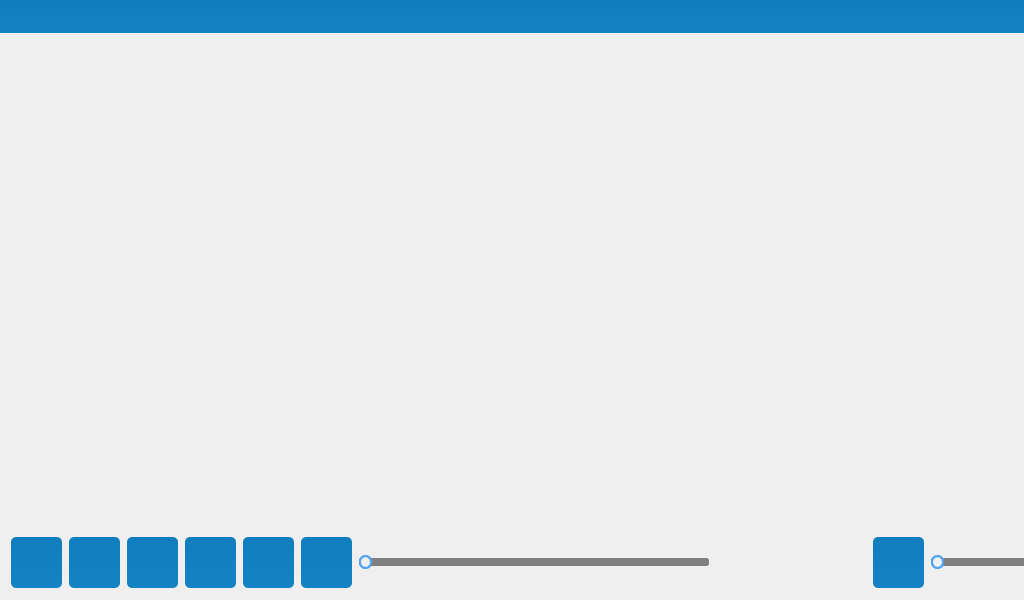
Before: the Qt Designer form video_player.ui in jjzhang166/DvrUI, drawn with Qt 5.
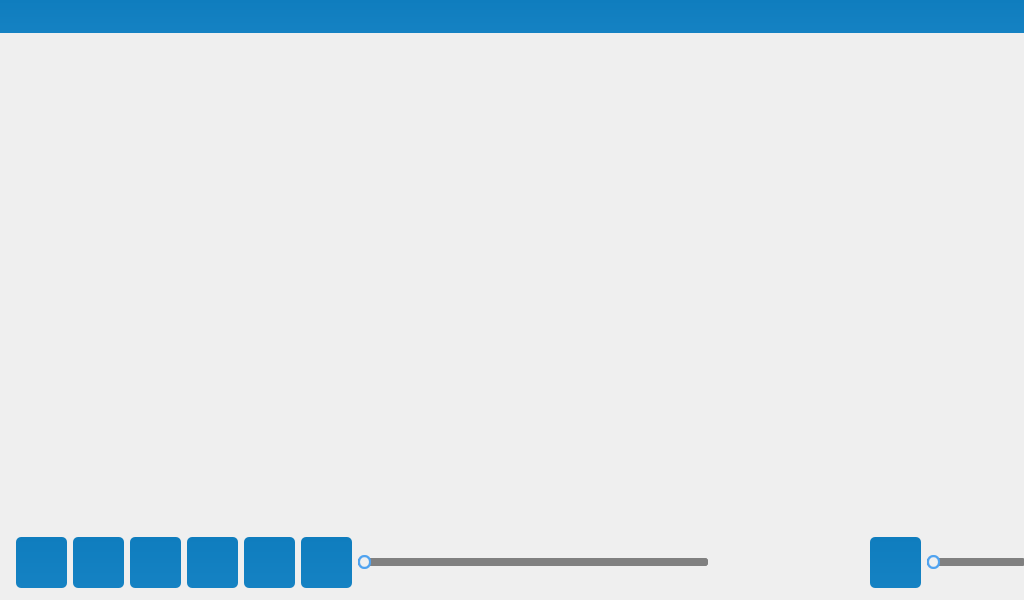
After: the same form once the commit is applied. Icons and pictures are not drawn.

```diff
--- a/video_player.ui
+++ b/video_player.ui
@@ -331,6 +331,18 @@
     </size>
    </property>
    <layout class="QGridLayout" name="gridLayout">
+    <property name="sizeConstraint">
+     <enum>QLayout::SetDefaultConstraint</enum>
+    </property>
+    <property name="leftMargin">
+     <number>0</number>
+    </property>
+    <property name="rightMargin">
+     <number>0</number>
+    </property>
+    <property name="horizontalSpacing">
+     <number>0</number>
+    </property>
     <item row="0" column="0">
      <widget class="QPushButton" name="preMovieButton">
       <property name="minimumSize">
@@ -686,12 +698,20 @@
         <height>51</height>
        </size>
       </property>
+      <property name="font">
+       <font>
+        <pointsize>8</pointsize>
+       </font>
+      </property>
       <property name="styleSheet">
        <string notr="true">color:rgb(255, 255, 255)</string>
       </property>
       <property name="text">
        <string/>
       </property>
+      <property name="alignment">
+       <set>Qt::AlignCenter</set>
+      </property>
      </widget>
     </item>
     <item row="0" column="8">
@@ -789,12 +809,17 @@
   <widget class="QWidget" name="widget_2" native="true">
    <property name="geometry">
     <rect>
-     <x>200</x>
-     <y>450</y>
-     <width>721</width>
-     <height>71</height>
+     <x>10</x>
+     <y>467</y>
+     <width>1001</width>
+     <height>61</height>
     </rect>
    </property>
+   <property name="font">
+    <font>
+     <pointsize>12</pointsize>
+    </font>
+   </property>
   </widget>
  </widget>
  <resources/>
```
Left out of the diff: 2 changed lines with no effect on the pictures.
